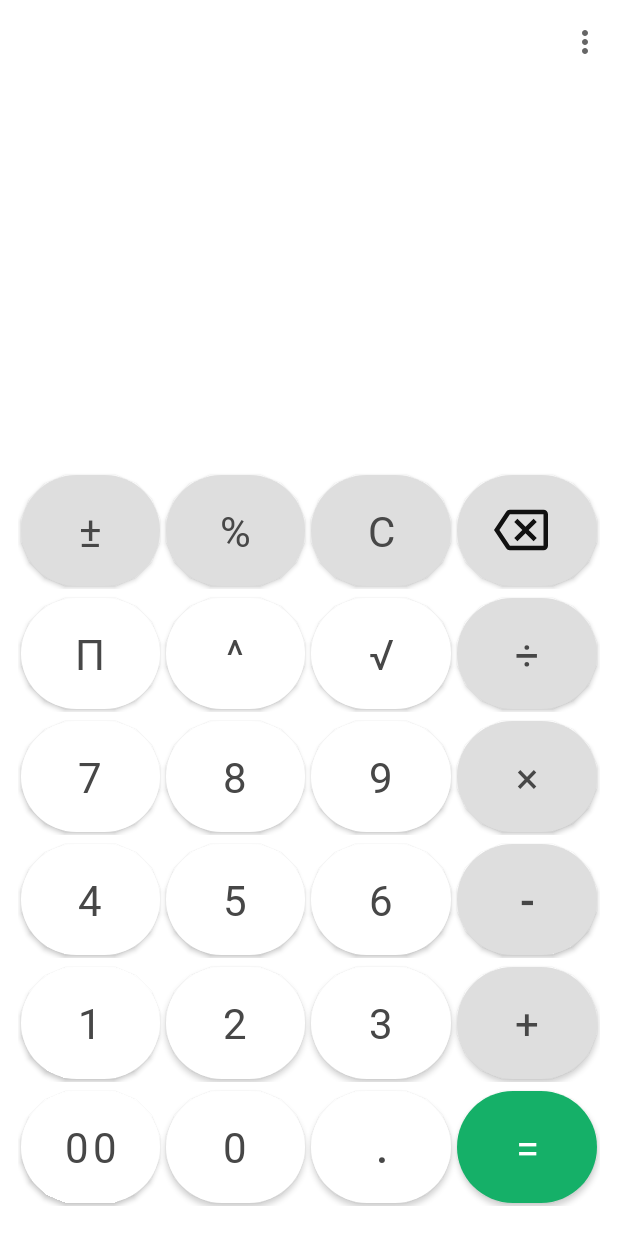
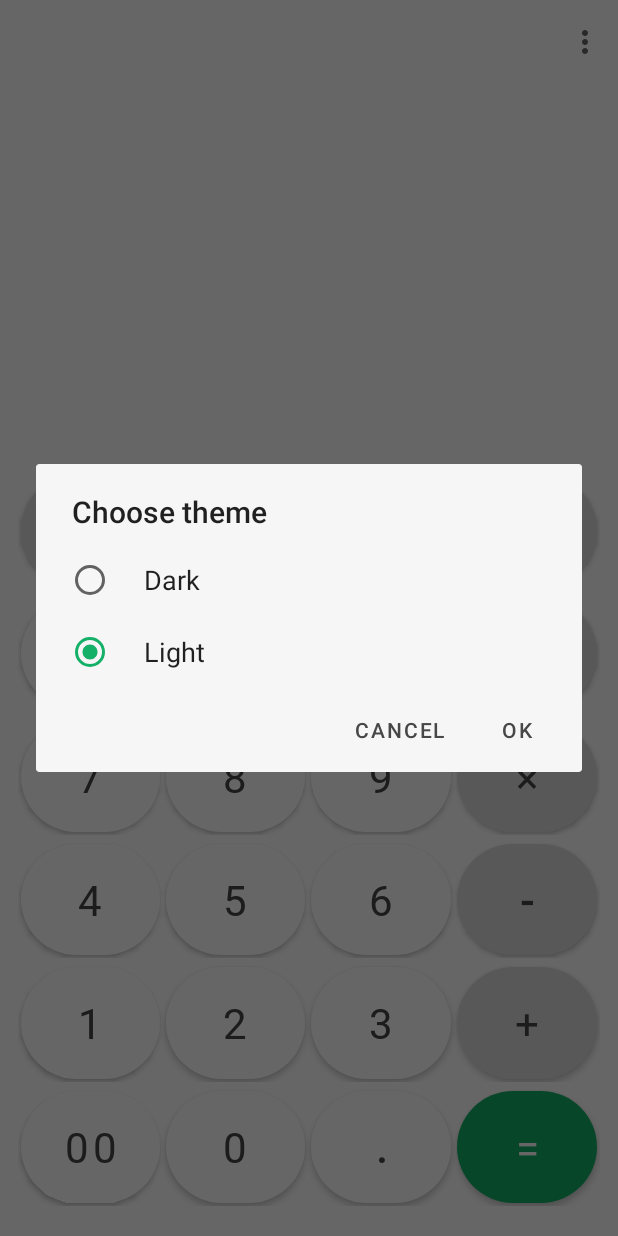
Before and after one commit to Aezikel/Calculator, an Android app: the screen it shows after launch (CalculatorActivity), in the options menu, after a tap on "Choose theme", on a phone screen of 412 x 824 dp. Run offline under Robolectric (Android 15) with nearby library versions, the phone set to English and light mode, and no system bars; our stand-ins replace data binding.

Commit message:
impl choose theme dialog for light and dark mode

```diff
--- a/app/src/main/java/com/example/calculator/CalculatorActivity.java
+++ b/app/src/main/java/com/example/calculator/CalculatorActivity.java
@@ -1,17 +1,22 @@
 package com.example.calculator;
 
+import androidx.annotation.NonNull;
 import androidx.appcompat.app.AppCompatActivity;
 
 import android.annotation.SuppressLint;
+import android.content.DialogInterface;
 import android.os.Bundle;
 import android.text.Editable;
 import android.text.TextUtils;
 import android.text.TextWatcher;
 import android.util.Log;
 import android.view.KeyEvent;
+import android.view.MenuItem;
 import android.view.View;
 import android.view.inputmethod.BaseInputConnection;
 import com.example.calculator.databinding.ActivityCalculatorBinding;
+import com.google.android.material.dialog.MaterialAlertDialogBuilder;
+
 import java.util.Arrays;
 import java.util.Objects;
 
@@ -27,6 +32,7 @@ public class CalculatorActivity extends AppCompatActivity {
      int findForwardAdd, findForwardSubtract, findForwardMultiply, findForwardDivide;
      int findBackwardAdd, findBackwardSubtract, findBackwardMultiply, findBackwardDivide;
      int findForward , findBackward;
+
 
 
 
@@ -64,6 +70,56 @@ public class CalculatorActivity extends AppCompatActivity {
         cursorIndex = getCursorPosition();
 
 
+        binding.toolbarCalculatorActivity.getMenu().findItem(R.id.choose_theme_menu_item).setOnMenuItemClickListener(new MenuItem.OnMenuItemClickListener() {
+            @Override
+            public boolean onMenuItemClick(@NonNull MenuItem menuItem) {
+//                val singleItems = arrayOf("Item 1", "Item 2", "Item 3")
+//                val checkedItem = 1
+//
+//                MaterialAlertDialogBuilder(context)
+//                        .setTitle(resources.getString(R.string.title))
+//                        .setNeutralButton(resources.getString(R.string.cancel)) { dialog, which ->
+//                    // Respond to neutral button press
+//                }
+//        .setPositiveButton(resources.getString(R.string.ok)) { dialog, which ->
+//                    // Respond to positive button press
+//                }
+//                // Single-choice items (initialized with checked item)
+//        .setSingleChoiceItems(singleItems, checkedItem) { dialog, which ->
+//                    // Respond to item chosen
+//                }
+//        .show()
+//
+
+
+                MaterialAlertDialogBuilder materialAlertDialogBuilder = new MaterialAlertDialogBuilder(CalculatorActivity.this)
+                        .setTitle(getString(R.string.choosePtheme))
+                        .setNegativeButton(getString(R.string.Cancel), new DialogInterface.OnClickListener() {
+                            @Override
+                            public void onClick(DialogInterface dialogInterface, int i) {
+
+                            }
+                        })
+                        .setPositiveButton(getString(R.string.Ok), new DialogInterface.OnClickListener() {
+                            @Override
+                            public void onClick(DialogInterface dialogInterface, int i) {
+
+                            }
+                        })
+                        .setSingleChoiceItems(getResources().getStringArray(R.array.theme_dialog_array), ONE, new DialogInterface.OnClickListener() {
+                            @Override
+                            public void onClick(DialogInterface dialogInterface, int i) {
+
+                            }
+                        });
+
+                    materialAlertDialogBuilder.create().show();
+
+
+
+                return false;
+            }
+        });
 
 
 
--- a/app/src/main/res/values-night/themes.xml
+++ b/app/src/main/res/values-night/themes.xml
@@ -14,6 +14,8 @@
         <item name="colorSurface">@color/colorOnBackground</item>
         <item name="colorOnSurface">@color/colorBackground</item>
         <!-- Customize your theme here. -->
+        <item name="materialAlertDialogTheme">@style/AlertDialogTheme</item>
+
     </style>
 
     <style name="buttonStyle">
@@ -52,4 +54,18 @@
     <style name="views">
         <item name="android:textColor">@color/white</item>
     </style>
+
+
+    <style name="AlertDialogTheme" parent="ThemeOverlay.MaterialComponents.Dialog.Alert">
+        <item name="buttonBarNegativeButtonStyle">@style/NegativeButtonStyle</item>
+        <item name="buttonBarPositiveButtonStyle">@style/PositiveButtonStyle</item>
+    </style>
+
+    <style name="NegativeButtonStyle" parent="Widget.MaterialComponents.Button.TextButton.Dialog">
+        <item name="android:textColor">@color/white</item>
+    </style>
+
+    <style name="PositiveButtonStyle" parent="Widget.MaterialComponents.Button.TextButton.Dialog">
+        <item name="android:textColor">@color/white</item>
+    </style>
 </resources>
--- /dev/null
+++ b/app/src/main/res/values/arrays.xml
@@ -0,0 +1,9 @@
+<?xml version="1.0" encoding="utf-8"?>
+<resources>
+    <string-array name="theme_dialog_array">
+        <item>Dark</item>
+        <item>Light</item>
+    </string-array>
+
+
+</resources>
--- a/app/src/main/res/values/strings.xml
+++ b/app/src/main/res/values/strings.xml
@@ -26,4 +26,10 @@
     <string name="calc_cancel">C</string>
     <string name="percent">%</string>
     <string name="negate">±</string>
+
+    <string name="Choose_theme">Choose theme</string>
+    <string name="Cancel">Cancel</string>
+    <string name="Ok">Ok</string>
+
+
 </resources>
--- a/app/src/main/res/values/themes.xml
+++ b/app/src/main/res/values/themes.xml
@@ -13,6 +13,8 @@
 
         <item name="colorSurface">@color/colorBackground</item>
         <item name="colorOnSurface">@color/colorOnBackground</item>
+        <item name="materialAlertDialogTheme">@style/AlertDialogTheme</item>
+
     </style>
 
 
@@ -51,4 +53,19 @@
     <style name="views">
         <item name="android:textColor">@color/colorNumeric</item>
     </style>
+
+
+    <style name="AlertDialogTheme" parent="ThemeOverlay.MaterialComponents.Dialog.Alert">
+        <item name="buttonBarNegativeButtonStyle">@style/NegativeButtonStyle</item>
+        <item name="buttonBarPositiveButtonStyle">@style/PositiveButtonStyle</item>
+    </style>
+
+    <style name="NegativeButtonStyle" parent="Widget.MaterialComponents.Button.TextButton.Dialog">
+        <item name="android:textColor">@color/colorNumeric</item>
+    </style>
+
+    <style name="PositiveButtonStyle" parent="Widget.MaterialComponents.Button.TextButton.Dialog">
+        <item name="android:textColor">@color/colorNumeric</item>
+    </style>
+
 </resources>
```
